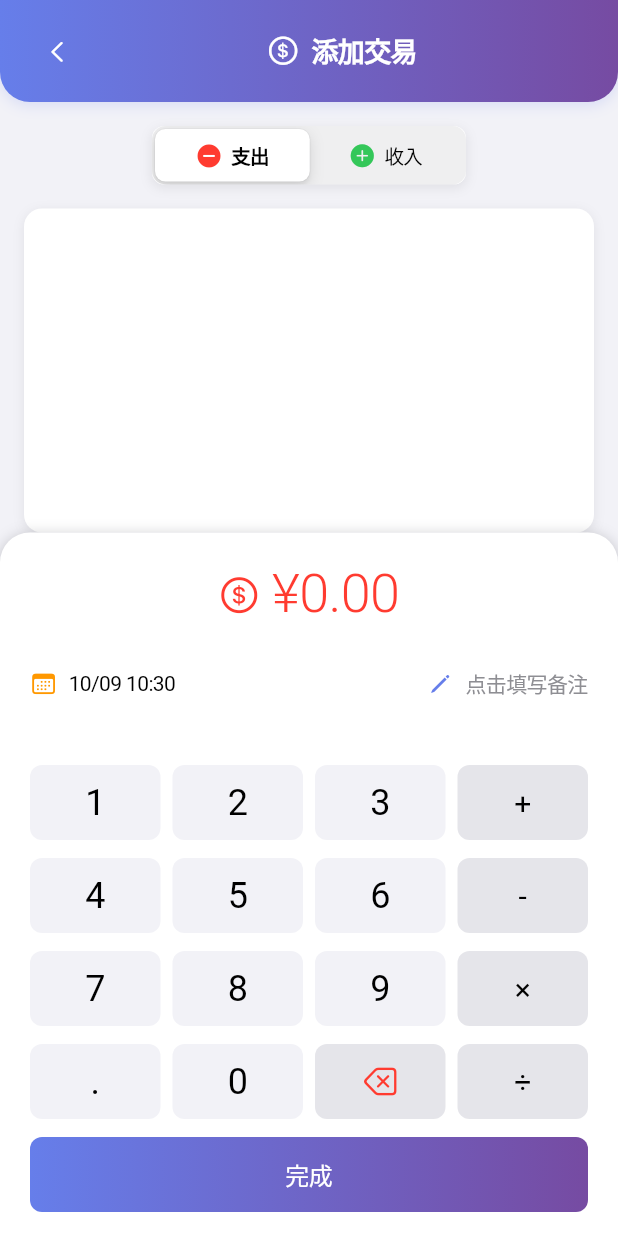
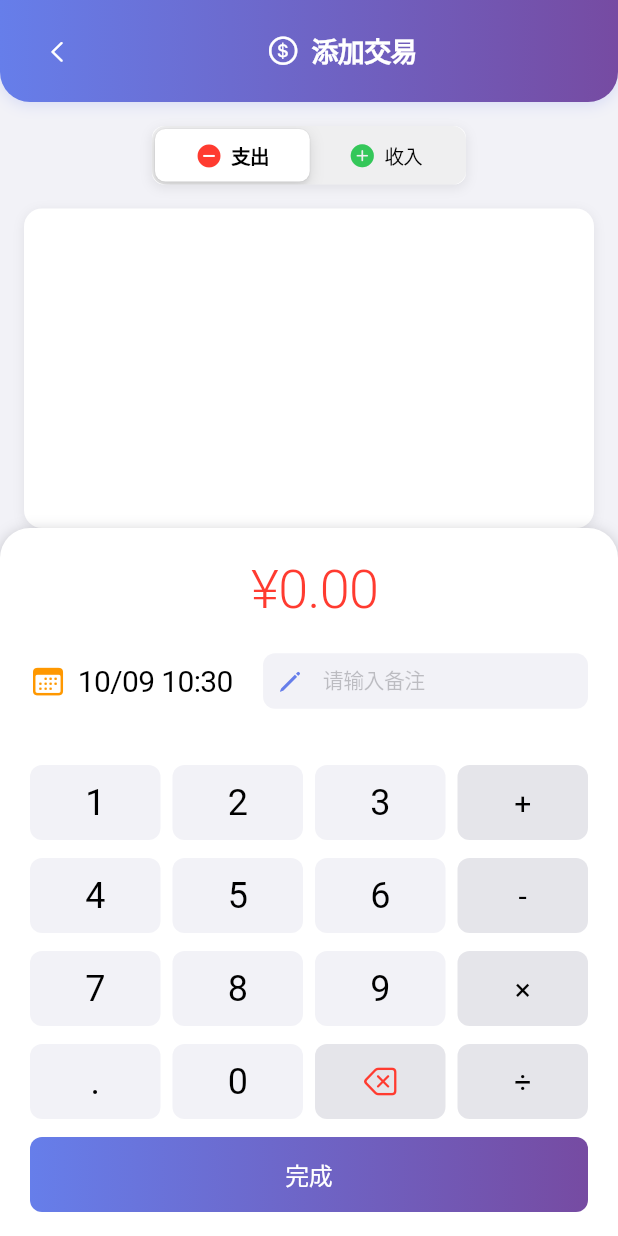
Before and after one commit to adoom2017/mini_money_flutter, a Flutter app: the AddTransactionScreen screen opened by its route, on a phone screen of 412 x 824 dp. Run offline on Flutter 3.47's test engine with Material 3 defaults, Android fonts, the phone set to English and light mode, and no system bars; our stand-ins replace fl_chart, go_router, image_picker, logger, shared_preferences; missing offline and left inert: window_manager; accounts and stored records are empty; network calls fail.

Commit message:
feat: 添加备注输入功能，优化交易记录界面

```diff
--- a/lib/screens/add_transaction_screen.dart
+++ b/lib/screens/add_transaction_screen.dart
@@ -36,10 +36,22 @@ class _AddTransactionScreenState extends State<AddTransactionScreen> {
   // 原始输入（用于表达式支持）
   String _rawInput = '';
 
+  // 备注输入控制器
+  final TextEditingController _descriptionController = TextEditingController();
+
   @override
   void initState() {
     super.initState();
     _fetchCategories();
+    _descriptionController.addListener(() {
+      _description = _descriptionController.text;
+    });
+  }
+
+  @override
+  void dispose() {
+    _descriptionController.dispose();
+    super.dispose();
   }
 
   Future<void> _fetchCategories() async {
@@ -677,13 +689,6 @@ class _AddTransactionScreenState extends State<AddTransactionScreen> {
             child: Row(
               mainAxisAlignment: MainAxisAlignment.center,
               children: [
-                Icon(
-                  CupertinoIcons.money_dollar_circle,
-                  color: _type == 'expense'
-                      ? CupertinoColors.systemRed
-                      : CupertinoColors.systemGreen,
-                  size: 28,
-                ),
                 const SizedBox(width: 8),
                 Text(
                   '¥$_displayAmount',
@@ -717,8 +722,7 @@ class _AddTransactionScreenState extends State<AddTransactionScreen> {
             padding: const EdgeInsets.symmetric(horizontal: 20),
             child: Row(
               children: [
-                Expanded(
-                  child: GestureDetector(
+                GestureDetector(
                   onTap: _showDateTimePicker,
                   child: Container(
                     padding: const EdgeInsets.symmetric(vertical: 8),
@@ -727,45 +731,40 @@ class _AddTransactionScreenState extends State<AddTransactionScreen> {
                         const Icon(
                           CupertinoIcons.calendar,
                           color: Color(0xFFFF9800),
-                            size: 18,
+                          size: 24,
                         ),
                         const SizedBox(width: 8),
                         Text(
                           DateFormat('MM/dd HH:mm').format(_selectedDate),
                           style: const TextStyle(
                             color: CupertinoColors.label,
-                              fontSize: 14,
+                            fontSize: 20,
                           ),
                         ),
                       ],
                     ),
                   ),
                 ),
+                const SizedBox(width: 20),
+                Expanded(
+                  child: CupertinoTextField(
+                    controller: _descriptionController,
+                    placeholder: '请输入备注',
+                    maxLength: 100,
+                    style: const TextStyle(fontSize: 14),
+                    decoration: BoxDecoration(
+                      color: CupertinoColors.systemGrey6,
+                      borderRadius: BorderRadius.circular(8),
                     ),
-                GestureDetector(
-                  onTap: _showDescriptionInput,
-                  child: Container(
-                    padding: const EdgeInsets.symmetric(vertical: 8),
-                    child: Row(
-                      children: [
-                        const Icon(
+                    padding:
+                        const EdgeInsets.symmetric(horizontal: 12, vertical: 8),
+                    prefix: const Padding(
+                      padding: EdgeInsets.only(left: 8),
+                      child: Icon(
                         CupertinoIcons.pencil,
                         color: Color(0xFF667EEA),
-                          size: 18,
+                        size: 20,
                       ),
-                        const SizedBox(width: 8),
-                        Text(
-                          _description.isEmpty ? '点击填写备注' : _description,
-                          style: TextStyle(
-                            color: _description.isEmpty
-                                ? CupertinoColors.systemGrey
-                                : CupertinoColors.label,
-                            fontSize: 14,
-                          ),
-                          maxLines: 1,
-                          overflow: TextOverflow.ellipsis,
-                        ),
-                      ],
                     ),
                   ),
                 ),
```
Lines whose indentation alone changed are shown as unchanged.
